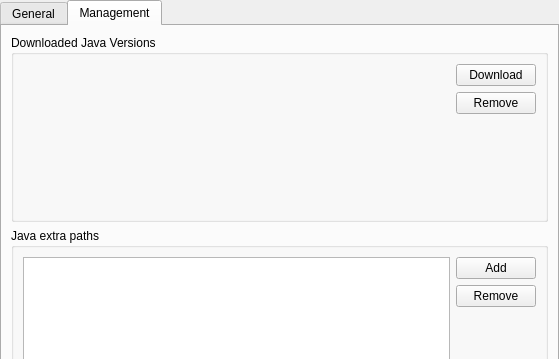
FreesmTeam/FreesmLauncher, file launcher/ui/pages/global/JavaPage.ui: the form before one commit; both pictures show x 0 to 559 and y 0 to 359 of the 559 by 659 pixel window.
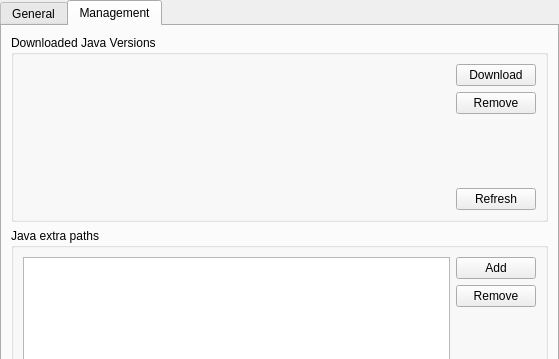
The form after the commit. The open tabs and pages were chosen to show the change. Custom widgets are drawn as their Qt base class.

Commit message: Added refresh button on managed java list

What changed in the file:
```diff
--- a/launcher/ui/pages/global/JavaPage.ui
+++ b/launcher/ui/pages/global/JavaPage.ui
@@ -376,6 +376,13 @@
               </property>
              </spacer>
             </item>
+            <item>
+             <widget class="QPushButton" name="refreshJavaButton">
+              <property name="text">
+               <string>Refresh</string>
+              </property>
+             </widget>
+            </item>
            </layout>
           </item>
          </layout>
```
The commit also changes 2 other files.
